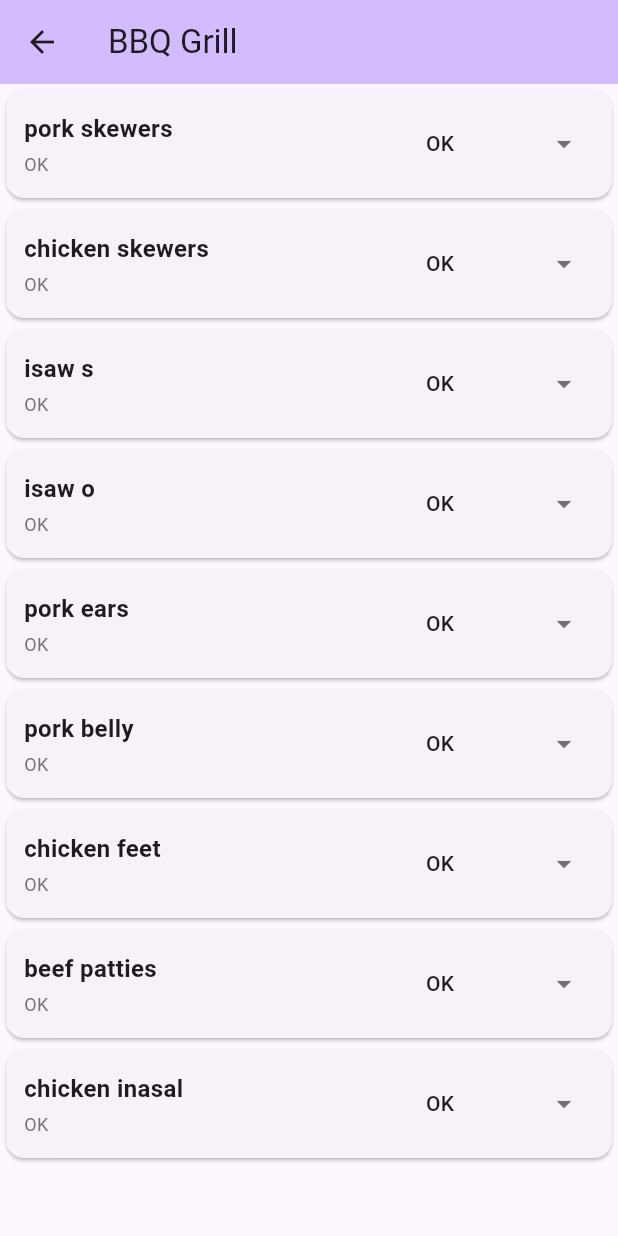
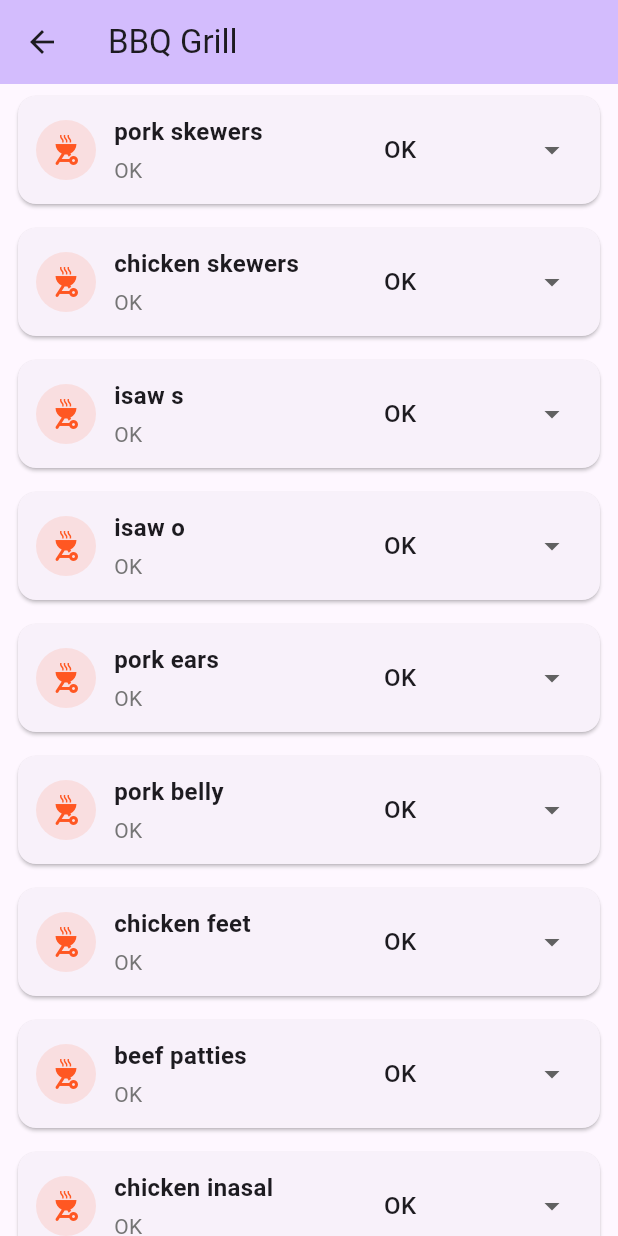
Before and after one commit to Roianme/stock-count-app, a Flutter app: the screen it shows after launch, after a tap on the "view list" icon, after a tap on "BBQ Grill", on a phone screen of 412 x 824 dp. Run offline on Flutter 3.47's test engine with Material 3 defaults, Android fonts, the phone set to English and light mode, and no system bars.

Commit message:
Refactor category view with ViewModel and UI extensions
Moved category item filtering and status update logic to a new CategoryViewModel for better separation of concerns. Moved UI-related extensions for Category and ItemStatus enums into the view layer. Updated CategoryView to use the ViewModel and AnimatedBuilder for state management. Added a new item to item_data.dart.

```diff
--- a/stock_count_app/lib/data/item_data.dart
+++ b/stock_count_app/lib/data/item_data.dart
@@ -702,4 +702,10 @@ final List<Item> items = [
     category: Category.chemicals,
     status: ItemStatus.ok,
   ),
+  Item(
+    id: 120,
+    name: 'ice',
+    category: Category.colesWoolies,
+    status: ItemStatus.ok,
+  ),
 ];
--- a/stock_count_app/lib/model/item_model.dart
+++ b/stock_count_app/lib/model/item_model.dart
@@ -1,5 +1,3 @@
-import 'package:flutter/material.dart';
-
 enum ItemStatus { zero, low, ok, urgent }
 
 enum Category {
@@ -30,93 +28,3 @@ class Item {
     required this.status,
   });
 }
-
-// Extension to add display properties to Category enum
-extension CategoryExtension on Category {
-  String get displayName {
-    switch (this) {
-      case Category.bbqGrill:
-        return 'BBQ Grill';
-      case Category.warehouse:
-        return 'Warehouse';
-      case Category.essentials:
-        return 'Essentials';
-      case Category.spices:
-        return 'Spices';
-      case Category.rawItems:
-        return 'Raw Items';
-      case Category.drinks:
-        return 'Drinks';
-      case Category.misc:
-        return 'Misc';
-      case Category.supplier:
-        return 'Supplier';
-      case Category.produce:
-        return 'Produce';
-      case Category.filipinoSupplier:
-        return 'Filipino Supplier';
-      case Category.colesWoolies:
-        return 'Coles/Woolies';
-      case Category.chemicals:
-        return 'Chemicals';
-    }
-  }
-
-  IconData get icon {
-    switch (this) {
-      case Category.bbqGrill:
-        return Icons.outdoor_grill;
-      case Category.warehouse:
-        return Icons.warehouse;
-      case Category.essentials:
-        return Icons.shopping_basket;
-      case Category.spices:
-        return Icons.spa;
-      case Category.rawItems:
-        return Icons.inventory_2;
-      case Category.drinks:
-        return Icons.local_drink;
-      case Category.misc:
-        return Icons.category;
-      case Category.supplier:
-        return Icons.local_shipping;
-      case Category.produce:
-        return Icons.eco;
-      case Category.filipinoSupplier:
-        return Icons.store;
-      case Category.colesWoolies:
-        return Icons.shopping_cart;
-      case Category.chemicals:
-        return Icons.sanitizer;
-    }
-  }
-
-  Color get color {
-    switch (this) {
-      case Category.bbqGrill:
-        return Colors.deepOrange;
-      case Category.warehouse:
-        return Colors.blueGrey;
-      case Category.essentials:
-        return Colors.blue;
-      case Category.spices:
-        return Colors.brown;
-      case Category.rawItems:
-        return Colors.grey;
-      case Category.drinks:
-        return Colors.cyan;
-      case Category.misc:
-        return Colors.purple;
-      case Category.supplier:
-        return Colors.green;
-      case Category.produce:
-        return Colors.lightGreen;
-      case Category.filipinoSupplier:
-        return Colors.red;
-      case Category.colesWoolies:
-        return Colors.orange;
-      case Category.chemicals:
-        return Colors.teal;
-    }
-  }
-}
--- a/stock_count_app/lib/view/category_view.dart
+++ b/stock_count_app/lib/view/category_view.dart
@@ -1,6 +1,6 @@
 import 'package:flutter/material.dart';
 import '../model/item_model.dart';
-import '../data/item_data.dart';
+import '../viewmodel/category_view_model.dart';
 
 class CategoryView extends StatefulWidget {
   const CategoryView({super.key, required this.category});
@@ -11,104 +11,97 @@ class CategoryView extends StatefulWidget {
 }
 
 class _CategoryViewState extends State<CategoryView> {
-  late List<Item> categoryItems;
+  late final CategoryViewModel viewModel;
 
   @override
   void initState() {
     super.initState();
-    // Filter items by the selected category
-    categoryItems = items
-        .where((item) => item.category == widget.category)
-        .toList();
+    viewModel = CategoryViewModel(widget.category);
   }
 
-  // Function to update item status
-  void updateItemStatus(int itemId, ItemStatus newStatus) {
-    setState(() {
-      // Find and update the item in the list
-      final index = categoryItems.indexWhere((item) => item.id == itemId);
-      if (index != -1) {
-        // Update in the main items list as well
-        final mainIndex = items.indexWhere((item) => item.id == itemId);
-        if (mainIndex != -1) {
-          final updatedItem = Item(
-            id: items[mainIndex].id,
-            name: items[mainIndex].name,
-            category: items[mainIndex].category,
-            status: newStatus,
-          );
-          items[mainIndex] = updatedItem;
-          categoryItems[index] = updatedItem;
-        }
-      }
-    });
+  @override
+  void dispose() {
+    viewModel.dispose();
+    super.dispose();
   }
 
   @override
   Widget build(BuildContext context) {
+    return AnimatedBuilder(
+      animation: viewModel,
+      builder: (context, _) {
+        final categoryItems = viewModel.itemsInCategory;
         return Scaffold(
           appBar: AppBar(
             backgroundColor: Theme.of(context).colorScheme.inversePrimary,
-        title: Text(_getCategoryDisplayText(widget.category)),
+            title: Text(widget.category.displayName),
           ),
           body: categoryItems.isEmpty
-          ? Center(child: Text('No items in this category'))
-          : ListView(
-              children: categoryItems.map((item) {
+              ? const Center(child: Text('No items in this category'))
+              : ListView.builder(
+                  itemCount: categoryItems.length,
+                  itemBuilder: (context, index) {
+                    final item = categoryItems[index];
                     return Card(
+                      margin: const EdgeInsets.symmetric(
+                        horizontal: 12,
+                        vertical: 8,
+                      ),
                       child: Padding(
                         padding: const EdgeInsets.all(12.0),
                         child: Row(
                           children: [
+                            //can be a picture of the item in future versions
+                            CircleAvatar(
+                              backgroundColor: item.category.color.withOpacity(
+                                0.12,
+                              ),
+                              child: Icon(
+                                item.category.icon,
+                                color: item.category.color,
+                              ),
+                            ),
+                            const SizedBox(width: 12),
                             Expanded(
                               child: Column(
                                 crossAxisAlignment: CrossAxisAlignment.start,
                                 children: [
                                   Text(
                                     item.name,
-                                style: TextStyle(
+                                    style: const TextStyle(
                                       fontSize: 16,
                                       fontWeight: FontWeight.bold,
                                     ),
                                   ),
-                              SizedBox(height: 4),
+                                  const SizedBox(height: 4),
                                   Text(
-                                _getStatusDisplayText(item.status),
-                                style: TextStyle(
-                                  fontSize: 12,
-                                  color: Colors.grey[600],
-                                ),
+                                    item.status.displayName,
+                                    style: TextStyle(color: Colors.grey[600]),
                                   ),
                                 ],
                               ),
                             ),
-                        // Status Dropdown
                             Container(
-                          width: 120,
-                          decoration: BoxDecoration(
-                            borderRadius: BorderRadius.circular(8),
+                              width: 140,
+                              padding: const EdgeInsets.symmetric(
+                                horizontal: 8,
                               ),
-                          padding: EdgeInsets.symmetric(horizontal: 8),
                               child: DropdownButtonHideUnderline(
                                 child: DropdownButton<ItemStatus>(
                                   value: item.status,
-                              icon: Icon(
-                                Icons.arrow_drop_down,
-                                color: Colors.black54,
-                              ),
                                   isExpanded: true,
-                              items: ItemStatus.values.map((ItemStatus status) {
+                                  items: ItemStatus.values.map((status) {
                                     return DropdownMenuItem<ItemStatus>(
                                       value: status,
-                                  child: Text(
-                                    _getStatusDisplayText(status),
-                                    style: TextStyle(fontSize: 14),
-                                  ),
+                                      child: Text(status.displayName),
                                     );
                                   }).toList(),
-                              onChanged: (ItemStatus? newValue) {
-                                if (newValue != null) {
-                                  updateItemStatus(item.id, newValue);
+                                  onChanged: (newStatus) {
+                                    if (newStatus != null) {
+                                      viewModel.updateItemStatus(
+                                        item.id,
+                                        newStatus,
+                                      );
                                     }
                                   },
                                 ),
@@ -118,40 +111,29 @@ class _CategoryViewState extends State<CategoryView> {
                         ),
                       ),
                     );
-              }).toList(),
+                  },
                 ),
         );
-  }
-
-  // Helper function to get display text for status
-  String _getStatusDisplayText(ItemStatus status) {
-    switch (status) {
-      case ItemStatus.zero:
-        return 'Zero';
-      case ItemStatus.low:
-        return 'Low';
-      case ItemStatus.ok:
-        return 'OK';
-      case ItemStatus.urgent:
-        return 'Urgent';
+      },
+    );
   }
 }
 
-  // Helper function to get display text for category
-  String _getCategoryDisplayText(Category category) {
-    switch (category) {
+extension CategoryUI on Category {
+  String get displayName {
+    switch (this) {
       case Category.bbqGrill:
         return 'BBQ Grill';
+      case Category.warehouse:
+        return 'Warehouse';
       case Category.essentials:
         return 'Essentials';
+      case Category.spices:
+        return 'Spices';
+      case Category.rawItems:
+        return 'Raw Items';
       case Category.drinks:
         return 'Drinks';
-      case Category.rawItems:
-        return 'Raw Items';
-      case Category.spices:
-        return 'Spices';
-      case Category.warehouse:
-        return 'Warehouse';
       case Category.misc:
         return 'Misc';
       case Category.supplier:
@@ -166,4 +148,77 @@ class _CategoryViewState extends State<CategoryView> {
         return 'Chemicals';
     }
   }
+
+  IconData get icon {
+    switch (this) {
+      case Category.bbqGrill:
+        return Icons.outdoor_grill;
+      case Category.warehouse:
+        return Icons.warehouse;
+      case Category.essentials:
+        return Icons.shopping_basket;
+      case Category.spices:
+        return Icons.spa;
+      case Category.rawItems:
+        return Icons.inventory_2;
+      case Category.drinks:
+        return Icons.local_drink;
+      case Category.misc:
+        return Icons.category;
+      case Category.supplier:
+        return Icons.local_shipping;
+      case Category.produce:
+        return Icons.eco;
+      case Category.filipinoSupplier:
+        return Icons.store;
+      case Category.colesWoolies:
+        return Icons.shopping_cart;
+      case Category.chemicals:
+        return Icons.science;
     }
+  }
+
+  Color get color {
+    switch (this) {
+      case Category.bbqGrill:
+        return Colors.deepOrange;
+      case Category.warehouse:
+        return Colors.blueGrey;
+      case Category.essentials:
+        return Colors.blue;
+      case Category.spices:
+        return Colors.brown;
+      case Category.rawItems:
+        return Colors.grey;
+      case Category.drinks:
+        return Colors.cyan;
+      case Category.misc:
+        return Colors.purple;
+      case Category.supplier:
+        return Colors.green;
+      case Category.produce:
+        return Colors.lightGreen;
+      case Category.filipinoSupplier:
+        return Colors.red;
+      case Category.colesWoolies:
+        return Colors.orange;
+      case Category.chemicals:
+        return Colors.teal;
+    }
+  }
+}
+
+extension ItemStatusUI on ItemStatus {
+  String get displayName {
+    switch (this) {
+      case ItemStatus.zero:
+        return 'Zero';
+      case ItemStatus.low:
+        return 'Low';
+      case ItemStatus.ok:
+        return 'OK';
+      case ItemStatus.urgent:
+        return 'Urgent';
+    }
+  }
+}
--- /dev/null
+++ b/stock_count_app/lib/viewmodel/category_view_model.dart
@@ -0,0 +1,35 @@
+import 'package:flutter/foundation.dart';
+import '../model/item_model.dart' as model;
+import '../data/item_data.dart' as data;
+
+class CategoryViewModel extends ChangeNotifier {
+  final model.Category category;
+  List<model.Item> itemsInCategory = [];
+
+  CategoryViewModel(this.category) {
+    load();
+  }
+
+  void load() {
+    itemsInCategory = data.items.where((i) => i.category == category).toList();
+    notifyListeners();
+  }
+
+  void updateItemStatus(int itemId, model.ItemStatus newStatus) {
+    final mainIndex = data.items.indexWhere((i) => i.id == itemId);
+    if (mainIndex != -1) {
+      final updated = model.Item(
+        id: data.items[mainIndex].id,
+        name: data.items[mainIndex].name,
+        category: data.items[mainIndex].category,
+        status: newStatus,
+      );
+      data.items[mainIndex] = updated;
+    }
+    final idx = itemsInCategory.indexWhere((i) => i.id == itemId);
+    if (idx != -1) {
+      itemsInCategory[idx] = data.items.firstWhere((i) => i.id == itemId);
+    }
+    notifyListeners();
+  }
+}
```
Lines whose indentation alone changed are shown as unchanged.
